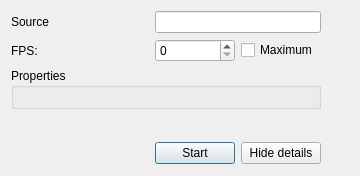
Qt form qimagegrabber/dialogqimagegrabbersettings.ui (piotrbetlej/qimagegrabber) before a commit.
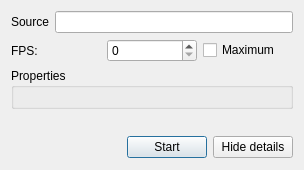
The same form after that commit.

```diff
--- a/qimagegrabber/dialogqimagegrabbersettings.ui
+++ b/qimagegrabber/dialogqimagegrabbersettings.ui
@@ -6,15 +6,17 @@
    <rect>
     <x>0</x>
     <y>0</y>
-    <width>360</width>
-    <height>176</height>
+    <width>304</width>
+    <height>149</height>
    </rect>
   </property>
   <property name="windowTitle">
    <string>Dialog</string>
   </property>
   <layout class="QGridLayout" name="gridLayout">
-   <item row="0" column="0" colspan="2">
+   <item row="0" column="0" colspan="3">
+    <layout class="QHBoxLayout" name="horizontalLayout">
+     <item>
     <widget class="QLabel" name="sourceLabel">
      <property name="text">
       <string>Source</string>
@@ -24,10 +26,14 @@
      </property>
     </widget>
    </item>
-   <item row="0" column="2" colspan="2">
+     <item>
     <widget class="QLineEdit" name="lineEditSource"/>
    </item>
-   <item row="1" column="0">
+    </layout>
+   </item>
+   <item row="1" column="0" colspan="3">
+    <layout class="QHBoxLayout" name="horizontalLayout_2">
+     <item>
     <widget class="QLabel" name="fPSLabel">
      <property name="text">
       <string>FPS:</string>
@@ -37,24 +43,26 @@
      </property>
     </widget>
    </item>
-   <item row="1" column="2">
+     <item>
     <widget class="QSpinBox" name="spinBoxFPS"/>
    </item>
-   <item row="1" column="3">
+     <item>
     <widget class="QCheckBox" name="checkBoxNoLimit">
      <property name="text">
       <string>Maximum</string>
      </property>
     </widget>
    </item>
-   <item row="3" column="0" colspan="5">
+    </layout>
+   </item>
+   <item row="3" column="0">
     <widget class="QLabel" name="labelError">
      <property name="text">
       <string/>
      </property>
     </widget>
    </item>
-   <item row="4" column="0" colspan="2">
+   <item row="4" column="0">
     <spacer name="horizontalSpacer">
      <property name="orientation">
       <enum>Qt::Horizontal</enum>
@@ -67,21 +75,21 @@
      </property>
     </spacer>
    </item>
-   <item row="4" column="2">
+   <item row="4" column="1">
     <widget class="QPushButton" name="pushButtonStart">
      <property name="text">
       <string>Start</string>
      </property>
     </widget>
    </item>
-   <item row="4" column="3">
+   <item row="4" column="2">
     <widget class="QPushButton" name="pushButtonMore">
      <property name="text">
       <string>Hide details</string>
      </property>
     </widget>
    </item>
-   <item row="2" column="0" colspan="4">
+   <item row="2" column="0" colspan="3">
     <widget class="QGroupBox" name="groupBoxProperties">
      <property name="title">
       <string>Properties</string>
```
Lines whose indentation alone changed are shown as unchanged.
